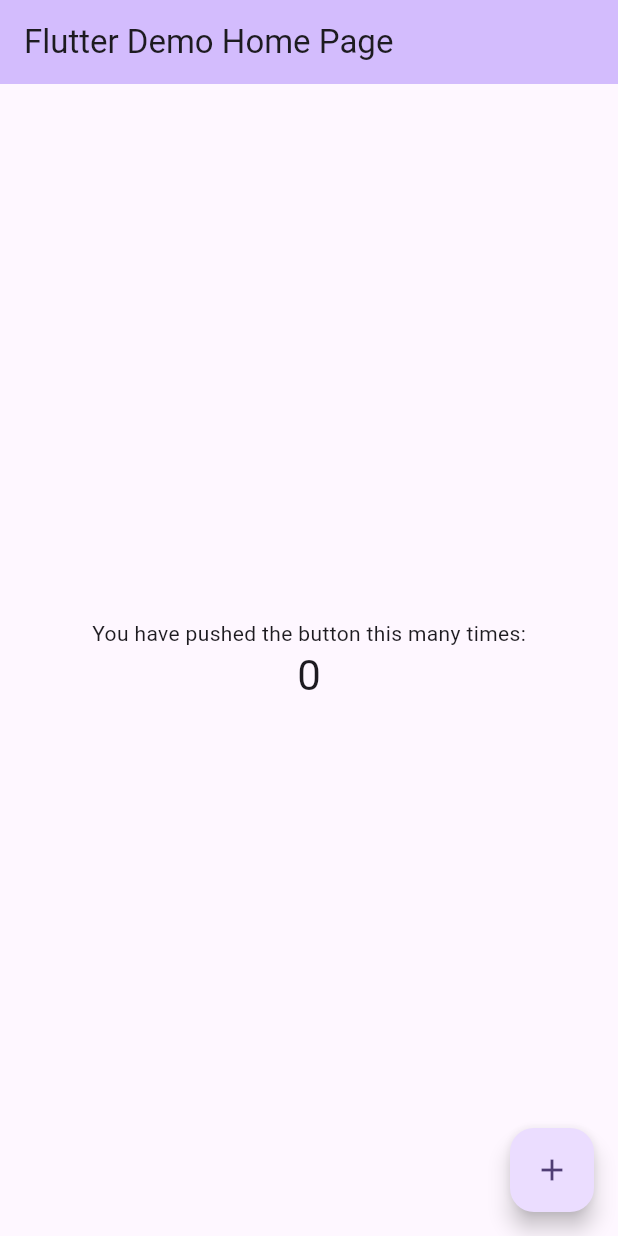
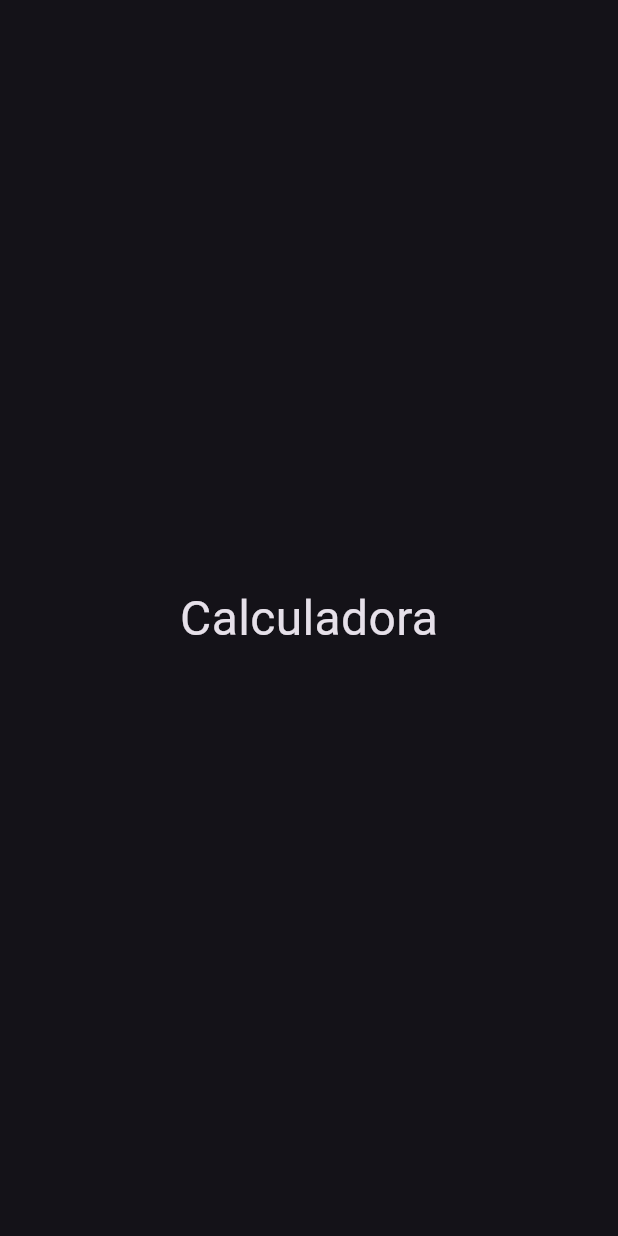
Before and after one commit to joelsolerbz-collab/calculadora, a Flutter app: the screen it shows after launch, on a phone screen of 412 x 824 dp. Run offline on Flutter 3.47's test engine with Material 3 defaults, Android fonts, the phone set to English and light mode, and no system bars.

Commit message:
Modificacion de la demo y creacion de pantalla

```diff
--- a/lib/main.dart
+++ b/lib/main.dart
@@ -1,74 +1,24 @@
 import 'package:flutter/material.dart';
 
+// Importar archivo de la pantalla
+import 'package:calculadora/pantalla.dart';
+
+
 void main() {
-  runApp(const MyApp());
+  runApp(const CalculadoraApp());
 }
 
-class MyApp extends StatelessWidget {
-  const MyApp({super.key});
+// Widget raíz: solo configura la app (tema, título, pantalla inicial)
+class CalculadoraApp extends StatelessWidget {
+  const CalculadoraApp({super.key});
 
-  // This widget is the root of your application.
   @override
   Widget build(BuildContext context) {
     return MaterialApp(
-      title: 'Flutter Demo',
-      theme: ThemeData(
-
-        colorScheme: .fromSeed(seedColor: Colors.deepPurple),
-      ),
-      home: const MyHomePage(title: 'Flutter Demo Home Page'),
+      debugShowCheckedModeBanner: false,
+      title: 'Calculadora',
+      theme: ThemeData.dark(useMaterial3: true),
+      home: const PantallaCalculadora(), // viene de pantalla.dart
     );
   }
 }
-
-class MyHomePage extends StatefulWidget {
-  const MyHomePage({super.key, required this.title});
-
-  final String title;
-
-  @override
-  State<MyHomePage> createState() => _MyHomePageState();
-}
-
-class _MyHomePageState extends State<MyHomePage> {
-  int _counter = 0;
-
-  void _incrementCounter() {
-    setState(() {
-
-      _counter++;
-    });
-  }
-
-  @override
-  Widget build(BuildContext context) {
-
-    return Scaffold(
-      appBar: AppBar(
-
-        backgroundColor: Theme.of(context).colorScheme.inversePrimary,
-
-        title: Text(widget.title),
-      ),
-      body: Center(
-
-        child: Column(
-
-          mainAxisAlignment: .center,
-          children: [
-            const Text('You have pushed the button this many times:'),
-            Text(
-              '$_counter',
-              style: Theme.of(context).textTheme.headlineMedium,
-            ),
-          ],
-        ),
-      ),
-      floatingActionButton: FloatingActionButton(
-        onPressed: _incrementCounter,
-        tooltip: 'Increment',
-        child: const Icon(Icons.add),
-      ),
-    );
-  }
-}
--- /dev/null
+++ b/lib/pantalla.dart
@@ -0,0 +1,15 @@
+import 'package:flutter/material.dart';
+
+//stateless para pantalla sin cambios y stateful para pantalla con cambios
+class PantallaCalculadora extends StatelessWidget {
+  const PantallaCalculadora({super.key}); //siempre poner super.key en el constructor de un widget
+
+  @override
+  Widget build(BuildContext context) {
+    return const Scaffold(
+      body: Center(
+        child: Text('Calculadora', style: TextStyle(fontSize: 32)), //prueba de texto para ver que funciona la pantalla
+      ),
+    );
+  }
+}
```
